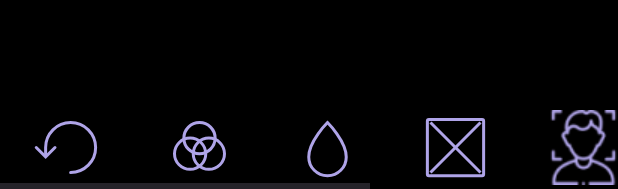
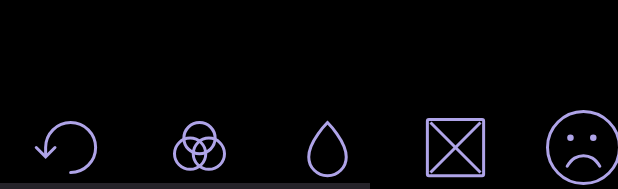
Before and after one commit to lpvskks/photoEditorApp, an Android app: the layout activity_image_edit.xml on its own in the app's theme, with its tools: preview values and no code run, on a phone screen of 412 x 824 dp. Shown: the part 1047-1236 px from the top of the screen. Run offline under Robolectric (Android 15) with nearby library versions, the phone set to English and light mode, and no system bars.

Commit message:
+ sad button(

```diff
--- /dev/null
+++ b/app/src/main/res/drawable/sad_face.xml
@@ -0,0 +1,23 @@
+<vector xmlns:android="http://schemas.android.com/apk/res/android"
+    android:width="50dp"
+    android:height="50dp"
+    android:viewportWidth="50"
+    android:viewportHeight="50">
+  <path
+      android:pathData="M25,25m-24,0a24,24 0,1 1,48 0a24,24 0,1 1,-48 0"
+      android:strokeWidth="2"
+      android:fillColor="#00000000"
+      android:strokeColor="#AFA4E8"/>
+  <path
+      android:pathData="M31.522,18.478m-2.174,0a2.174,2.174 0,1 1,4.348 0a2.174,2.174 0,1 1,-4.348 0"
+      android:fillColor="#AFA4E8"/>
+  <path
+      android:pathData="M16.304,18.478m-2.174,0a2.174,2.174 0,1 1,4.348 0a2.174,2.174 0,1 1,-4.348 0"
+      android:fillColor="#AFA4E8"/>
+  <path
+      android:pathData="M14.13,37.5C14.13,37.5 16.555,33.503 19.022,32.065C21.112,30.846 22.826,30.435 25,30.435C27.174,30.435 28.888,30.846 30.978,32.065C33.445,33.503 35.87,37.5 35.87,37.5"
+      android:strokeWidth="2"
+      android:fillColor="#00000000"
+      android:strokeColor="#AFA4E8"
+      android:strokeLineCap="round"/>
+</vector>
--- a/app/src/main/res/layout/activity_image_edit.xml
+++ b/app/src/main/res/layout/activity_image_edit.xml
@@ -80,7 +80,7 @@
                 android:layout_width="85dp"
                 android:layout_height="55dp"
                 android:backgroundTint="#000000"
-                app:srcCompat="@drawable/face_detection_1" />
+                app:srcCompat="@drawable/sad_face" />
 
             <ImageButton
                 android:id="@+id/cubeButton"
```
